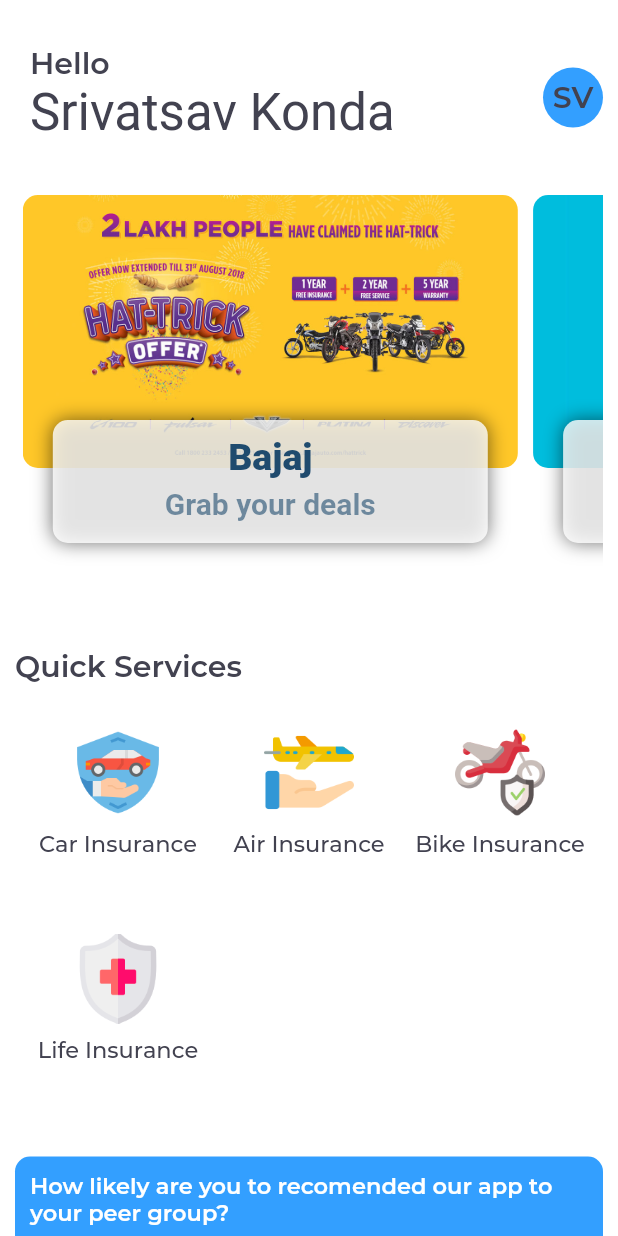
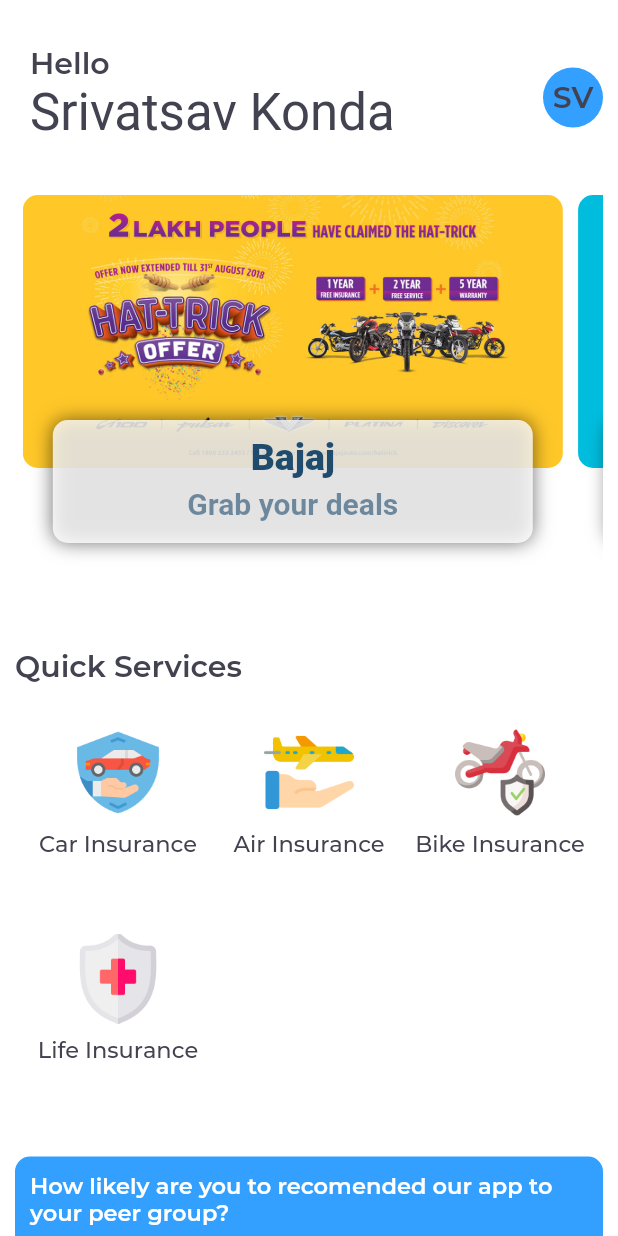
Before and after one commit to sri1sri/hack_covid, a Flutter app: the F_Dashboard screen opened directly, on a phone screen of 412 x 824 dp. Run offline on Flutter 3.47's test engine with Material 2 defaults, Android fonts, the phone set to English and light mode, and no system bars; our stand-ins replace flutter_form_builder, flutter_offline, image_picker; missing offline and left inert: flutter_contact; Roboto replaces fonts that are missing (Montserrat-Regular, nunito, varela).

Commit message:
home screen

```diff
--- a/lib/HomeScreens/dashboard.dart
+++ b/lib/HomeScreens/dashboard.dart
@@ -440,7 +440,7 @@
       ),
       child: Container(
           height: 300,
-          width: 340,
+          width: 370,
           padding: EdgeInsets.symmetric(horizontal: -45.0),
           margin: const EdgeInsets.only(left: .2),
           child: Column(children: <Widget>[
@@ -455,7 +455,7 @@
                   bottom: 70.0,
                   child: Container(
                       height: 120.0,
-                      width: 200.0,
+                      width: 220.0,
                       decoration: BoxDecoration(
                           borderRadius: BorderRadius.circular(10.0),
                           image: DecorationImage(
```
